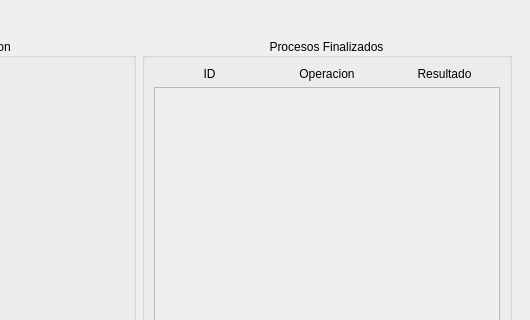
ZamaxCode/Paginacion-RoundRobin, file mainwindow.ui: the form before one commit; both pictures show x 805 to 1335 and y 0 to 320 of the 1335 by 754 pixel window.
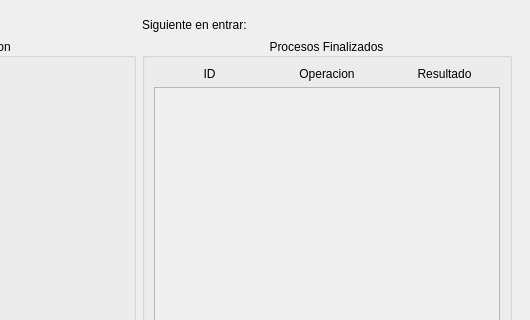
The form after the commit. Icons and pictures are not drawn.

Commit message: Version 1.0 de paginacion

Patch:
```diff
--- a/mainwindow.ui
+++ b/mainwindow.ui
@@ -724,6 +724,13 @@
           </item>
          </widget>
         </item>
+        <item row="0" column="3">
+         <widget class="QLabel" name="nextProcessLB">
+          <property name="text">
+           <string>Siguiente en entrar: </string>
+          </property>
+         </widget>
+        </item>
        </layout>
       </widget>
       <widget class="QWidget" name="showResultsPage">
```
The commit also changes 2 other files.
